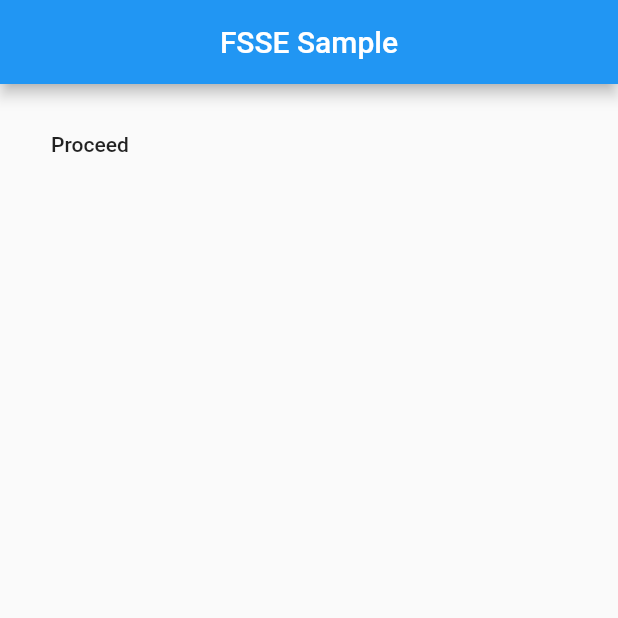
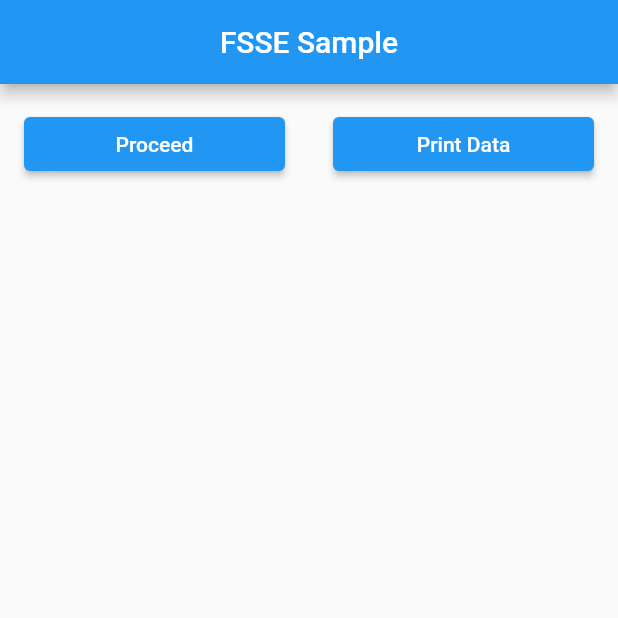
Before and after one commit to esafirm/FSSE, a Flutter app: the screen it shows after launch, after a tap on "Proceed", on a phone screen of 412 x 824 dp, the top half of it. Run offline on Flutter 3.47's test engine with Material 2 defaults, Android fonts, the phone set to English and light mode, and no system bars; generated files the repository leaves out were written again.

Commit message:
handle item results

```diff
--- a/assets/story/cvn_qxfOhA.json
+++ b/assets/story/cvn_qxfOhA.json
@@ -7,11 +7,8 @@
       "profile": "v2fWhy"
     },
     {
-      "type": "TEXT",
       "text": "Do you know what it means?",
-      "profile": "v2fWhy"
-    },
-    {
+      "profile": "v2fWhy",
       "type": "CHOICE",
       "choices": [
         {
--- a/assets/story/index.json
+++ b/assets/story/index.json
@@ -24,7 +24,7 @@
         {
           "text": "Blue of course.",
           "value": "Blue",
-          "target": "qxfOhN"
+          "target": "qxfOhA"
         },
         {
           "text": "I like red",
--- a/lib/src/engine/fsse_engine.dart
+++ b/lib/src/engine/fsse_engine.dart
@@ -1,5 +1,6 @@
 import 'dart:convert';
 
+import 'package:fsse/src/engine/item_result.dart';
 import 'package:fsse/src/engine/profile.dart';
 
 import 'conversation.dart';
@@ -20,43 +21,113 @@ class EnginePackage {
 }
 
 abstract class EngineLoader {
-  Future<EnginePackage> load();
+  Future<EnginePackage> initialLoad();
+
+  Future<Conversation> loadConversation(String conversationId);
 }
 
 abstract class FsseEngine {
-  Future<ItemType> proceed();
+  /// Proceed to next item. You can provide the previous result of item type
+  /// This result object can have a data that will be stored in data map
+  /// or will load next conversation
+  Future<ItemType> next({ItemResult? prevResult});
+
+  /// Get current item of item type.
+  Future<ItemType> get();
+
+  /// Get data map from engine container map
+  Map<String, dynamic> getDataMap();
 }
 
 /* Impl */
 /* ------------------------------------------ */
 
 class AssetEngineLoader extends EngineLoader {
+  static const String _assetDir = "assets/story";
+  static const String _prefixConversation = "cvn_";
+
   @override
-  Future<EnginePackage> load() async {
-    String profileString = await rootBundle.loadString("assets/story/profiles.json");
-    String conversationString = await rootBundle.loadString("assets/story/index.json");
+  Future<EnginePackage> initialLoad() async {
+    String profileString = await rootBundle.loadString("$_assetDir/profiles.json");
+    String conversationString = await rootBundle.loadString("$_assetDir/index.json");
 
     return EnginePackage.fromJsonFiles(jsonDecode(profileString), jsonDecode(conversationString));
+  }
+
+  @override
+  Future<Conversation> loadConversation(String conversationId) async {
+    String newConversation = await rootBundle.loadString("$_assetDir/$_prefixConversation$conversationId.json");
+    return Conversation.fromJson(jsonDecode(newConversation));
   }
 }
 
 class RealFsseEngine extends FsseEngine {
+  static const _tag = "FSSE";
+
   late EngineLoader loader;
 
   RealFsseEngine(this.loader);
 
-  late EnginePackage package;
+  late Profile profile;
 
-  ItemType? currentItem;
+  Conversation? currentConversation;
+  int dialogIndex = 0;
+
+  Map<String, dynamic> dataMap = {};
 
   @override
-  Future<ItemType> proceed() async {
-    if (currentItem == null) {
-      package = await loader.load();
+  Future<ItemType> next({ItemResult? prevResult}) async {
+    developer.log("Request next with index: $dialogIndex", name: _tag);
+
+    await loadPackageIfNeeded();
+    handleResult(prevResult);
+
+    final result = await getCurrentItemType();
+    dialogIndex += 1;
+    return result;
+  }
+
+  @override
+  Future<ItemType> get() async {
+    developer.log("Request get with index: $dialogIndex", name: _tag);
+    await loadPackageIfNeeded();
+    return getCurrentItemType();
+  }
+
+  @override
+  Map<String, dynamic> getDataMap() => dataMap;
+
+  Future<ItemType> getCurrentItemType() {
+    return Future.value(currentConversation!.conversations[dialogIndex]);
+  }
+
+  void handleResult(ItemResult? itemResult) async {
+    if (itemResult == null) return;
+
+    // Handle data map
+    if (itemResult.variable != null) {
+      if (itemResult.value == null) {
+        throw Exception("Variable exits but value is null");
+      }
+      dataMap[itemResult.variable!] = itemResult.value;
+    }
+
+    // Handle target
+    final target = itemResult.target;
+    if (target != null) {
+      await loader.loadConversation(target);
+    }
+  }
+
+  Future<bool> loadPackageIfNeeded() async {
+    if (currentConversation == null) {
+      final package = await loader.initialLoad();
+      profile = package.profiles;
+      currentConversation = package.conversation;
 
       developer.log("Package loaded", name: "FSSE");
+      return true;
     }
-
-    return package.conversation.conversations.first;
+    return false;
   }
 }
--- /dev/null
+++ b/lib/src/engine/item_result.dart
@@ -0,0 +1,9 @@
+class ItemResult {
+  String? variable;
+  String? value;
+  String? target;
+
+  ItemResult.input(this.variable, this.value);
+
+  ItemResult.choice(this.variable, this.value, this.target);
+}
--- a/lib/src/engine/items/choice.dart
+++ b/lib/src/engine/items/choice.dart
@@ -4,7 +4,7 @@ class ChoiceItemType extends ItemType {
   static const type = "CHOICE";
 
   late String text;
-  late String variable;
+  String? variable;
 
   late List<Choice> choices;
 
--- a/lib/src/engine/items/input.dart
+++ b/lib/src/engine/items/input.dart
@@ -13,7 +13,3 @@ class InputItemType extends ItemType {
   @override
   String getType() => type;
 }
-
-class InputResult {
-  String? variable;
-}
--- a/lib/src/simpleconversation/simple_conversation.dart
+++ b/lib/src/simpleconversation/simple_conversation.dart
@@ -1,5 +1,13 @@
+import 'dart:convert';
+
 import 'package:flutter/material.dart';
 import 'package:fsse/src/engine/fsse_engine.dart';
+
+import 'dart:developer' as developer;
+
+import 'package:fsse/src/engine/item_result.dart';
+import 'package:fsse/src/engine/items/choice.dart';
+import 'package:fsse/src/engine/items/input.dart';
 
 class SimpleConversation extends StatefulWidget {
   const SimpleConversation({Key? key}) : super(key: key);
@@ -9,6 +17,34 @@ class SimpleConversation extends StatefulWidget {
 }
 
 class SimpleConversationState extends State<SimpleConversation> {
+  FsseEngine? engine;
+
+  Widget buildItem(BuildContext context, String label, Function() onPressed) {
+    return Expanded(
+      child: Padding(
+        padding: const EdgeInsets.all(16),
+        child: ElevatedButton(
+          child: Text(label),
+          onPressed: onPressed,
+        ),
+      ),
+    );
+  }
+
+  Future<ItemResult?> getItemResult() async {
+    final item = await engine?.get();
+    developer.log("Current item $item");
+
+    if (item is InputItemType) {
+      return ItemResult.input(item.variable, "TikTok");
+    }
+    if (item is ChoiceItemType) {
+      final firstChoice = item.choices.first;
+      return ItemResult.choice(item.variable, firstChoice.value, firstChoice.target);
+    }
+    return null;
+  }
+
   @override
   Widget build(BuildContext context) {
     return (MaterialApp(
@@ -18,20 +54,24 @@ class SimpleConversationState extends State<SimpleConversation> {
           title: const Text("FSSE Sample"),
           centerTitle: true,
         ),
-        body: Padding(
-          padding: const EdgeInsets.all(16),
-          child: MaterialButton(
-            child: const Text("Proceed"),
-            onPressed: () async {
-              final loader = AssetEngineLoader();
-              final engine = RealFsseEngine(loader);
+        body: Row(
+          children: [
+            buildItem(context, "Proceed", () async {
+              engine ??= RealFsseEngine(AssetEngineLoader());
 
-              final firstItem = await engine.proceed();
+              final itemResult = await getItemResult();
+              final nextItem = await engine?.next(prevResult: itemResult);
 
-              print("Successfully load the engine!");
-              print(firstItem);
-            },
-          ),
+              developer.log("Prev result is $itemResult");
+              developer.log("Next item is $nextItem");
+            }),
+            buildItem(context, "Print Data", () async {
+              final dataMap = engine?.getDataMap();
+
+              developer.log("Inspecting data map: ${jsonEncode(dataMap)}");
+              developer.inspect(dataMap);
+            })
+          ],
         ),
       ),
     ));
```
